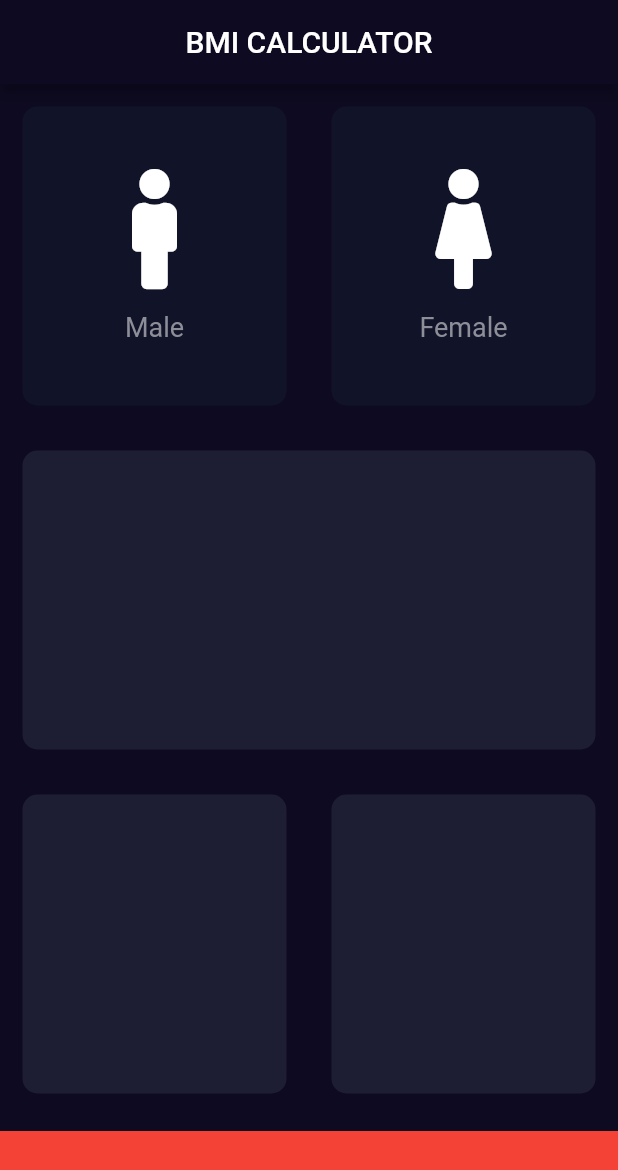
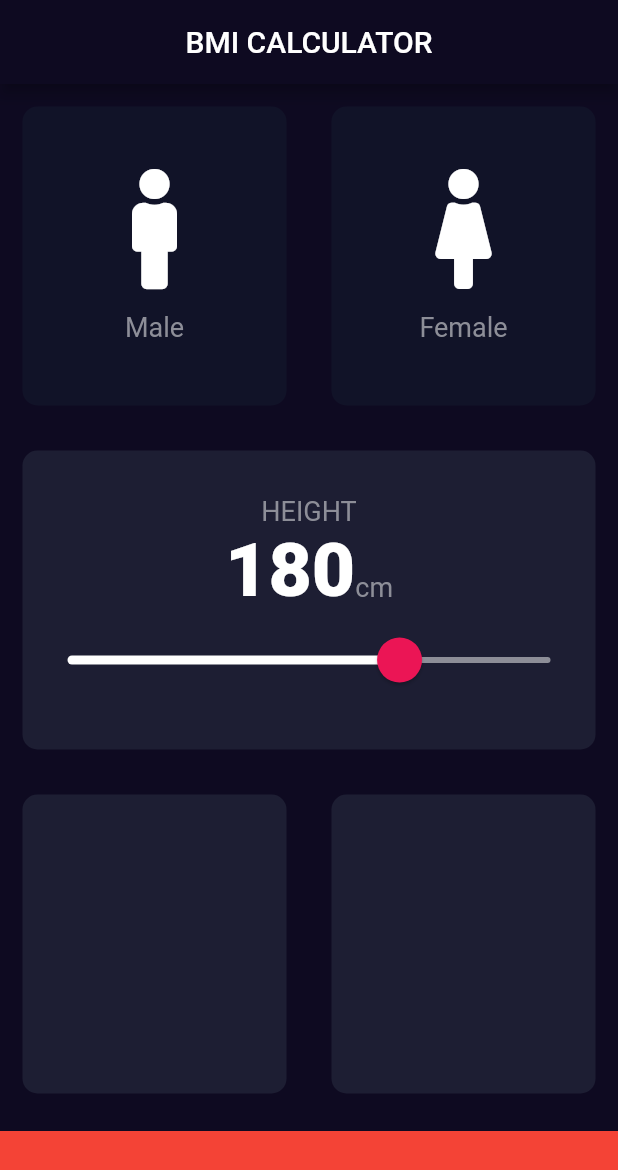
Before and after one commit to Mckenz31/Flutter_learning, a Flutter app: the screen it shows after launch, on a phone screen of 412 x 824 dp. Shown: the top 1170 px of the screen. Run offline on Flutter 3.47's test engine with Material 2 defaults, Android fonts, the light colour scheme and no system bars; our stand-ins replace audioplayers, font_awesome_flutter, rflutter_alert.

Commit message:
feat: slider card

```diff
--- a/bmi_calculator/lib/CardIconDeets.dart
+++ b/bmi_calculator/lib/CardIconDeets.dart
@@ -1,4 +1,5 @@
 import 'package:flutter/material.dart';
+import 'constants.dart';
 
 class CardIconDeets extends StatelessWidget {
 
@@ -21,10 +22,7 @@ class CardIconDeets extends StatelessWidget {
         ),
         Text(
           textz,
-          style: TextStyle(
-              color: Color(0xFF8D8E98),
-              fontSize: 18.0
-          ),
+          style: kLabelStyle,
         )
       ],
     );
--- /dev/null
+++ b/bmi_calculator/lib/constants.dart
@@ -0,0 +1,16 @@
+import 'package:flutter/material.dart';
+
+const kBottomContainerButton = 70.0;
+const Color kActiveExpandedWidgetColor = Color(0xFF1D1E33);
+const Color kInactiveExpandedWidgetColor = Color(0xFF111328);
+const Color kBottomContainerColor = Colors.red;
+
+const kLabelStyle = TextStyle(
+    color: Color(0xFF8D8E98),
+    fontSize: 18.0
+);
+
+const kNumberLabelStyle = TextStyle(
+  fontSize: 50.0,
+  fontWeight: FontWeight.w900,
+);
--- a/bmi_calculator/lib/input_page.dart
+++ b/bmi_calculator/lib/input_page.dart
@@ -2,11 +2,7 @@ import 'package:font_awesome_flutter/font_awesome_flutter.dart';
 import 'package:flutter/material.dart';
 import 'CardIconDeets.dart';
 import 'uicard.dart';
-
-const bottomContainerButton = 70.0;
-const Color activeExpandedWidgetColor = Color(0xFF1D1E33);
-const Color inactiveExpandedWidgetColor = Color(0xFF111328);
-const Color bottomContainerColor = Colors.red;
+import 'constants.dart';
 
 enum Gender {
   male,
@@ -22,6 +18,7 @@ class InputPage extends StatefulWidget {
 class _InputPageState extends State<InputPage> {
 
   Gender selectedGender;
+  int height = 180;
 
   @override
   Widget build(BuildContext context) {
@@ -32,6 +29,7 @@ class _InputPageState extends State<InputPage> {
           )
       ),
       body: Column(
+        crossAxisAlignment: CrossAxisAlignment.stretch,
         children: <Widget>[
           Expanded(
             child: Row(
@@ -43,7 +41,7 @@ class _InputPageState extends State<InputPage> {
                         selectedGender = Gender.male;
                       });
                     },
-                    colour: selectedGender == Gender.male ? activeExpandedWidgetColor: inactiveExpandedWidgetColor,
+                    colour: selectedGender == Gender.male ? kActiveExpandedWidgetColor: kInactiveExpandedWidgetColor,
                     cardChild: CardIconDeets(
                         iconz: FontAwesomeIcons.male,
                         textz: 'Male'
@@ -57,7 +55,7 @@ class _InputPageState extends State<InputPage> {
                         selectedGender = Gender.female;
                       });
                     },
-                    colour: selectedGender == Gender.female ? activeExpandedWidgetColor: inactiveExpandedWidgetColor,
+                    colour: selectedGender == Gender.female ? kActiveExpandedWidgetColor: kInactiveExpandedWidgetColor,
                     cardChild: CardIconDeets(
                         iconz: FontAwesomeIcons.female,
                         textz: "Female"
@@ -69,7 +67,51 @@ class _InputPageState extends State<InputPage> {
           ),
           Expanded(
             child: UICard(
-              colour: activeExpandedWidgetColor
+              colour: kActiveExpandedWidgetColor,
+              cardChild: Column(
+                mainAxisAlignment: MainAxisAlignment.center,
+                children: <Widget>[
+                  Text(
+                    'HEIGHT',
+                    style: kLabelStyle,
+                  ),
+                  Row(
+                    mainAxisAlignment: MainAxisAlignment.center,
+                    crossAxisAlignment: CrossAxisAlignment.baseline,
+                    textBaseline: TextBaseline.ideographic,
+                    children: <Widget>[
+                      Text(
+                        height.toString(),
+                        style: kNumberLabelStyle,
+                      ),
+                      Text(
+                        'cm',
+                        style: kLabelStyle,
+                      ),
+                    ],
+                  ),
+                  SliderTheme(
+                    data: SliderTheme.of(context).copyWith(
+                      activeTrackColor: Colors.white,
+                      inactiveTrackColor: Color(0xFF8D8E98),
+                      thumbColor: Color(0xFFEB1555),
+                      overlayColor: Color(0x29EB1555),
+                      thumbShape: RoundSliderThumbShape(enabledThumbRadius: 15.0),
+                      overlayShape: RoundSliderOverlayShape(overlayRadius: 30.0),
+                    ),
+                    child: Slider(
+                      value: height.toDouble(),
+                      min: 70,
+                      max: 230,
+                      onChanged: (double newValue){
+                        setState(() {
+                          height = newValue.round();
+                        });
+                      },
+                    ),
+                  ),
+                ],
+              ),
             ),
           ),
           Expanded(
@@ -77,21 +119,21 @@ class _InputPageState extends State<InputPage> {
                 children: <Widget>[
                   Expanded(
                     child: UICard(
-                      colour: activeExpandedWidgetColor,
+                      colour: kActiveExpandedWidgetColor,
                     ),
                   ),
                   Expanded(
                     child: UICard(
-                      colour: activeExpandedWidgetColor,
+                      colour: kActiveExpandedWidgetColor,
                     ),
                   ),
                 ],
-              )
+              ),
           ),
           Container(
             margin: EdgeInsets.only(top: 10.0),
-            color: bottomContainerColor,
-            height: bottomContainerButton,
+            color: kBottomContainerColor,
+            height: kBottomContainerButton,
             width: double.infinity,
           ),
         ],
```
